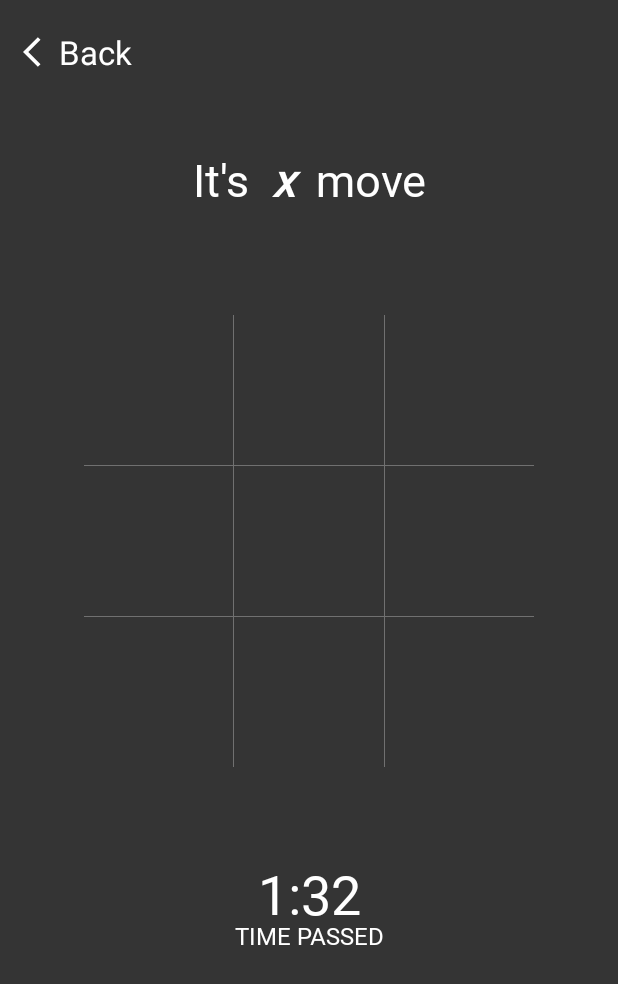
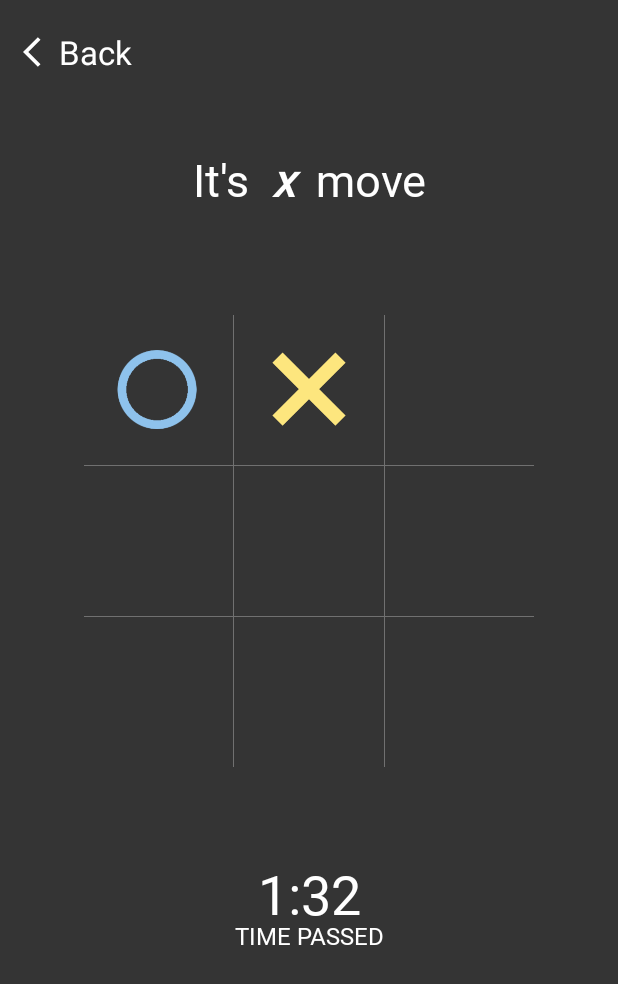
Before and after one commit to F-Y-E-F/bluettoth-android, an Android app: the PlayGame screen opened directly, with no data from a screen before it, on a phone screen of 412 x 824 dp. Shown: the top 984 px of the screen. Run offline under Robolectric (Android 15) with nearby library versions, the phone set to English and light mode, and no system bars; Roboto replaces fonts that are not available here.

Commit message:
make layout details

```diff
--- a/app/src/main/res/layout/activity_play_game.xml
+++ b/app/src/main/res/layout/activity_play_game.xml
@@ -40,7 +40,8 @@
             android:id="@+id/field_1"
             android:layout_width="100dp"
             android:layout_height="100dp"
-            android:padding="10dp" />
+            android:src="@drawable/tic"
+            android:padding="20dp" />
 
         <View
             android:layout_width="0.5dp"
@@ -51,7 +52,8 @@
             android:id="@+id/field_2"
             android:layout_width="100dp"
             android:layout_height="100dp"
-            android:padding="10dp" />
+            android:src="@drawable/tac"
+            android:padding="20dp" />
 
         <View
             android:layout_width="0.5dp"
@@ -82,8 +84,7 @@
             android:id="@+id/field_4"
             android:layout_width="100dp"
             android:layout_height="100dp"
-            android:padding="10dp"
-            />
+            android:padding="20dp" />
 
         <View
             android:layout_width="0.5dp"
@@ -94,8 +95,7 @@
             android:id="@+id/field_5"
             android:layout_width="100dp"
             android:layout_height="100dp"
-            android:padding="10dp"
-            />
+            android:padding="20dp" />
 
         <View
             android:layout_width="0.5dp"
@@ -106,8 +106,7 @@
             android:id="@+id/field_6"
             android:layout_width="100dp"
             android:layout_height="100dp"
-            android:padding="10dp"
-             />
+            android:padding="20dp" />
     </LinearLayout>
 
     <View
@@ -126,8 +125,7 @@
             android:id="@+id/field_7"
             android:layout_width="100dp"
             android:layout_height="100dp"
-            android:padding="10dp"
-            />
+            android:padding="20dp" />
 
         <View
             android:layout_width="0.5dp"
@@ -138,8 +136,7 @@
             android:id="@+id/field_8"
             android:layout_width="100dp"
             android:layout_height="100dp"
-            android:padding="10dp"
-             />
+            android:padding="20dp" />
 
         <View
             android:layout_width="0.5dp"
@@ -150,8 +147,8 @@
             android:id="@+id/field_9"
             android:layout_width="100dp"
             android:layout_height="100dp"
-            android:padding="10dp"
-             />
+            android:padding="20dp" />
+
     </LinearLayout>
 
     <TextView
@@ -173,4 +170,5 @@
         android:layout_marginTop="-7dp"
         android:fontFamily="@font/segoeui"
         android:textColor="@color/white" />
+
 </LinearLayout>
```
Also changed, not shown: app/src/main/res/drawable/tic.png.
